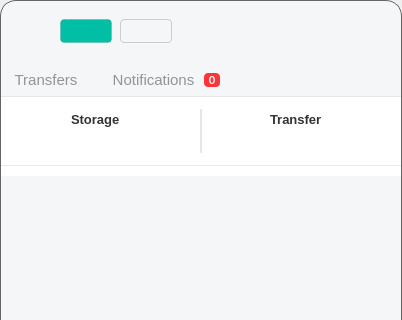
Above: src/MEGASync/gui/linux/InfoDialog.ui from meganz/MEGAsync before the change; both pictures show x 0 to 402 and y 0 to 320 of the 402 by 564 pixel window. Below: the same form after it.
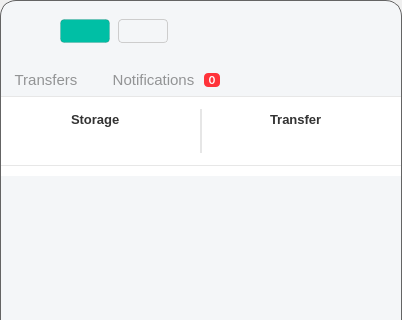
That is the form after the change. Icons and pictures are not drawn. Custom widgets are drawn as their Qt base class.

Commit message: SNC-5503: Replace Inter font for Lato.

Diff of the .ui file:
```diff
--- a/src/MEGASync/gui/linux/InfoDialog.ui
+++ b/src/MEGASync/gui/linux/InfoDialog.ui
@@ -68,7 +68,7 @@
 
 #bUpgrade
 {
-font-family: Inter;
+font-family: Lato;
 font-size: 12px;
 line-height: 18px;
 border: 1px solid rgba(0, 0, 0, 10%);
@@ -97,7 +97,7 @@
 
 #bCreateSync
 {
-font-family: Inter;
+font-family: Lato;
 font-size: 12px;
 line-height: 18px;
 border: 1px solid #CDCDCD;
```
The commit also changes 12 other files.
